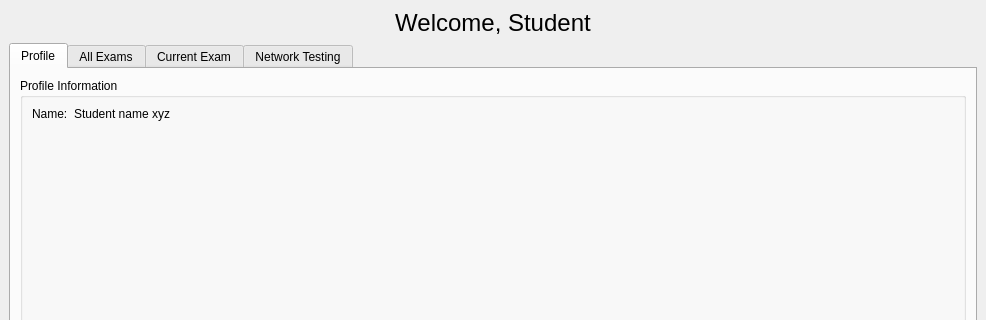
KaziRifatMorshed/SmartXm, file src/SmartXm-CSEKU/studentmodulev2.ui: the form before one commit; both pictures show x 0 to 986 and y 0 to 320 of the 986 by 694 pixel window.
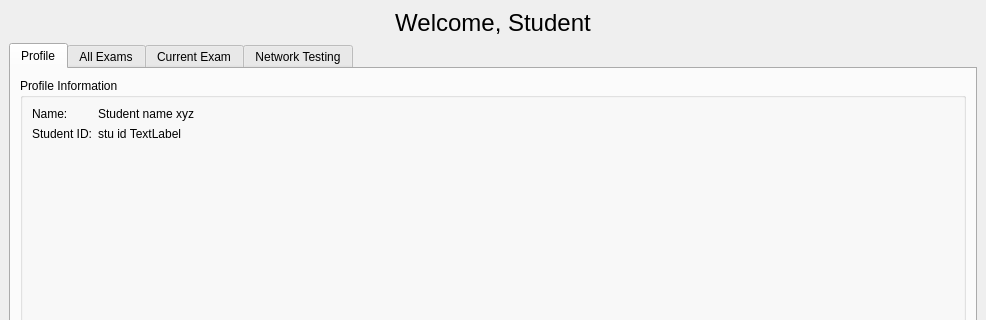
The form after the commit. The open tabs and pages were chosen to show the change. Icons and pictures are not drawn.

The edit to the form file:
```diff
--- a/src/SmartXm-CSEKU/studentmodulev2.ui
+++ b/src/SmartXm-CSEKU/studentmodulev2.ui
@@ -56,6 +56,20 @@
              </property>
             </widget>
            </item>
+           <item row="1" column="0">
+            <widget class="QLabel" name="label_2">
+             <property name="text">
+              <string>Student ID:</string>
+             </property>
+            </widget>
+           </item>
+           <item row="1" column="1">
+            <widget class="QLabel" name="stuID_label_3">
+             <property name="text">
+              <string>stu id TextLabel</string>
+             </property>
+            </widget>
+           </item>
           </layout>
          </widget>
         </item>
```
Left out of the diff: 2 changed lines with no effect on the pictures.
